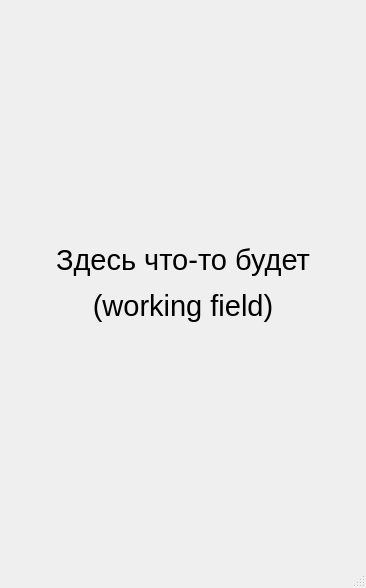
Above: CCPS/work.ui from grigigo/Tankists before the change. Below: the same form after it.
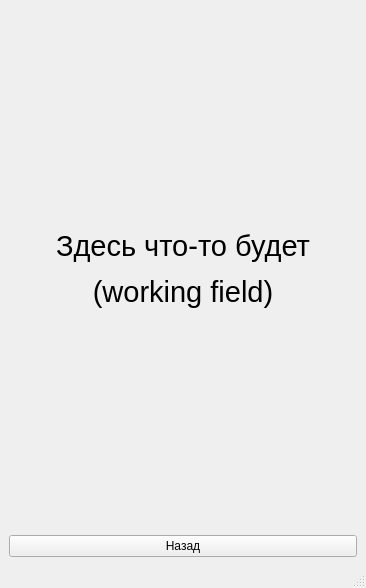
That is the form after the change.

Patch:
```diff
--- a/CCPS/work.ui
+++ b/CCPS/work.ui
@@ -22,6 +22,13 @@
       </property>
      </widget>
     </item>
+    <item row="1" column="0">
+     <widget class="QPushButton" name="back_button">
+      <property name="text">
+       <string>Назад</string>
+      </property>
+     </widget>
+    </item>
    </layout>
   </widget>
   <widget class="QMenuBar" name="menubar">
```
